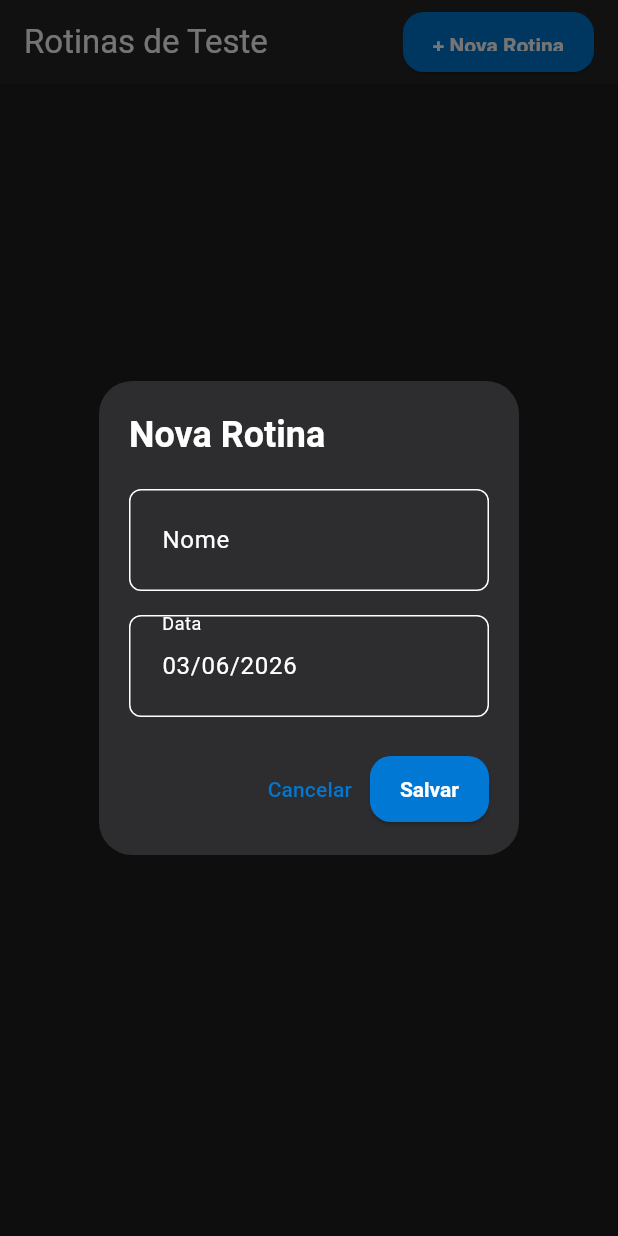
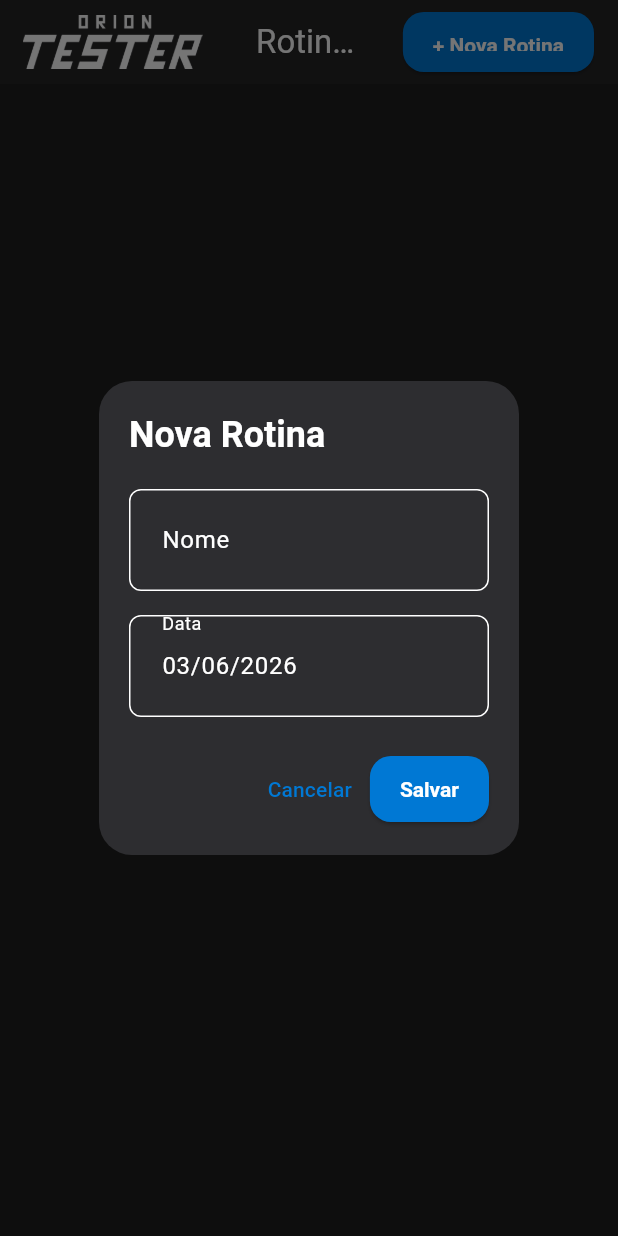
Before and after one commit to Stahlhofer/orion_tester, a Flutter app: the screen it shows after launch, after a tap on "+ Nova Rotina", on a phone screen of 412 x 824 dp. Run offline on Flutter 3.47's test engine with Material 3 defaults, Android fonts, the phone set to English and light mode, and no system bars; our stand-ins replace csv, file_picker, pdf, sqflite_common_ffi; missing offline and left inert: excel; accounts and stored records are empty.

Commit message:
adição de icone e logo na tela inicial

```diff
--- a/lib/views/routine_list_page.dart
+++ b/lib/views/routine_list_page.dart
@@ -58,6 +58,12 @@ class _RoutineListPageState extends State<RoutineListPage> {
   Widget build(BuildContext context) {
     return Scaffold(
       appBar: AppBar(
+        leadingWidth: 150,
+        leading: Padding(
+          padding: const EdgeInsets.symmetric(horizontal: 15.0),
+          child: Image.asset('assets/logo/logo.png', scale: 1),
+        ),
+        centerTitle: true,
         title: const Text('Rotinas de Teste'),
         backgroundColor: Theme.of(context).colorScheme.surfaceBright,
         surfaceTintColor: Theme.of(context).colorScheme.surfaceBright,
--- a/pubspec.yaml
+++ b/pubspec.yaml
@@ -44,6 +44,7 @@ dependencies:
   path_provider: ^2.1.5
   intl: ^0.20.2
   xml: ^6.6.1
+  flutter_launcher_icons: ^0.14.4
 
 
 dev_dependencies:
@@ -69,8 +70,8 @@ flutter:
   uses-material-design: true
 
   # To add assets to your application, add an assets section, like this:
-  # assets:
-  #   - images/a_dot_burr.jpeg
+  assets:
+    - ./assets/logo/logo.png
   #   - images/a_dot_ham.jpeg
 
   # An image asset can refer to one or more resolution-specific "variants", see
```
Also changed, not shown: flutter_launcher_icons.yaml (added, +8 -0 lines), assets/logo/icon.png (added), assets/logo/logo.png (added), pubspec.lock, 1 other file.
